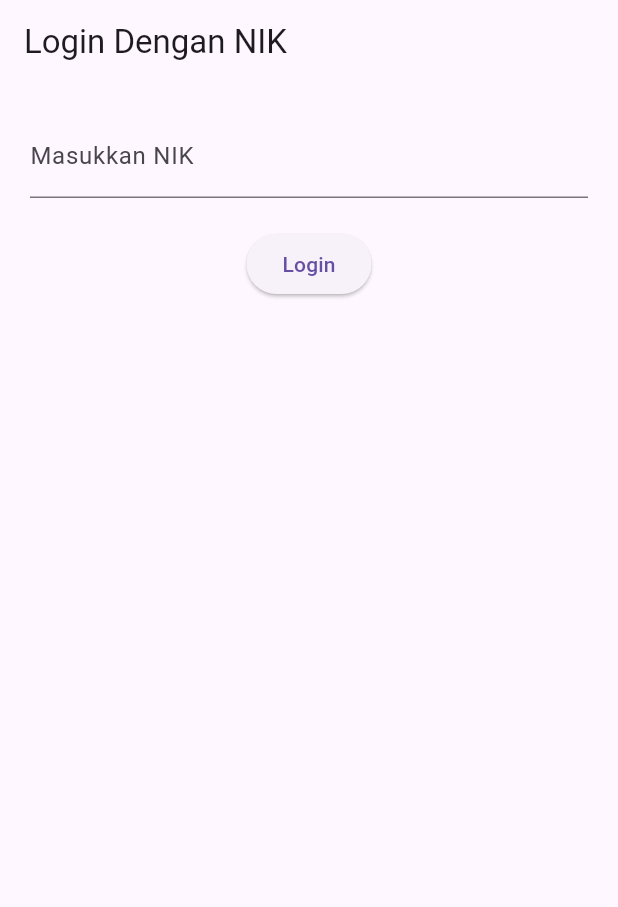
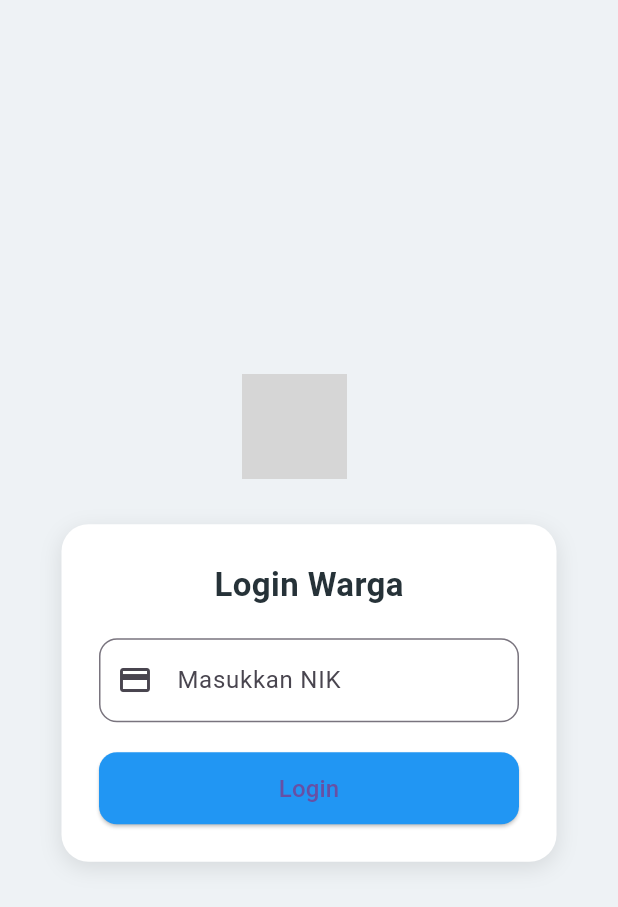
Before and after one commit to MDAE-hue/UAS5, a Flutter app: the screen it shows after launch, on a phone screen of 412 x 824 dp. Shown: the top 907 px of the screen. Run offline on Flutter 3.47's test engine with Material 3 defaults, Android fonts, the phone set to English and light mode, and no system bars; accounts and stored records are empty; grey boxes are pictures that could not be loaded.

```diff
--- a/frontend/lib/pages/login_page.dart
+++ b/frontend/lib/pages/login_page.dart
@@ -1,6 +1,6 @@
 import 'package:flutter/material.dart';
+import 'package:frontend/main_navigation.dart';
 import '../services/api.dart';
-import 'home_page.dart';
 
 class LoginScreen extends StatefulWidget {
   @override
@@ -18,16 +18,16 @@ class _LoginScreenState extends State<LoginScreen> {
 
     setState(() => loading = false);
 
-    if (res['success'] == true) {
+    if (res['status'] == true) {
       ApiService.token = res['data']['token'];
 
       Navigator.pushReplacement(
         context,
-        MaterialPageRoute(builder: (_) => HomeScreen()),
+        MaterialPageRoute(builder: (_) => MainNavigation()),
       );
     } else {
       ScaffoldMessenger.of(context).showSnackBar(
-        SnackBar(content: Text(res['message'])),
+        SnackBar(content: Text(res['message'] ?? "Login gagal")),
       );
     }
   }
@@ -35,22 +35,99 @@ class _LoginScreenState extends State<LoginScreen> {
   @override
   Widget build(BuildContext context) {
     return Scaffold(
-      appBar: AppBar(title: Text("Login Dengan NIK")),
-      body: Padding(
-        padding: EdgeInsets.all(20),
+      backgroundColor: Color(0xffeef2f5),
+      body: Center(
+        child: SingleChildScrollView(
           child: Column(
             children: [
+              // --- Logo  ---
+              Row(
+                mainAxisAlignment: MainAxisAlignment.center,
+                children: [
+                  Image.asset(
+                    'logo.png',
+                    width: 70,
+                  ),
+                  SizedBox(width: 20),
+                ],
+              ),
+
+              SizedBox(height: 30),
+
+              // --- Card Form Login ---
+              Container(
+                width: 330,
+                padding: EdgeInsets.all(25),
+                decoration: BoxDecoration(
+                  color: Colors.white,
+                  borderRadius: BorderRadius.circular(18),
+                  boxShadow: [
+                    BoxShadow(
+                      color: Colors.black.withOpacity(0.1),
+                      blurRadius: 12,
+                      offset: Offset(0, 4),
+                    ),
+                  ],
+                ),
+                child: Column(
+                  crossAxisAlignment: CrossAxisAlignment.center,
+                  children: [
+                    Text(
+                      "Login Warga",
+                      style: TextStyle(
+                        fontSize: 22,
+                        fontWeight: FontWeight.bold,
+                        color: Colors.blueGrey[900],
+                      ),
+                    ),
+
+                    SizedBox(height: 20),
+
                     TextField(
                       controller: nikController,
-              decoration: InputDecoration(labelText: "Masukkan NIK"),
+                      decoration: InputDecoration(
+                        labelText: "Masukkan NIK",
+                        border: OutlineInputBorder(
+                          borderRadius: BorderRadius.circular(12),
+                        ),
+                        prefixIcon: Icon(Icons.credit_card),
+                      ),
                       keyboardType: TextInputType.number,
                     ),
+
                     SizedBox(height: 20),
-            ElevatedButton(
-              child: loading ? CircularProgressIndicator() : Text("Login"),
+
+                    SizedBox(
+                      width: double.infinity,
+                      height: 48,
+                      child: ElevatedButton(
+                        style: ElevatedButton.styleFrom(
+                          backgroundColor: Colors.blue,
+                          shape: RoundedRectangleBorder(
+                            borderRadius: BorderRadius.circular(12),
+                          ),
+                        ),
+                        child: loading
+                            ? SizedBox(
+                                width: 22,
+                                height: 22,
+                                child: CircularProgressIndicator(
+                                  color: Colors.white,
+                                  strokeWidth: 2,
+                                ),
+                              )
+                            : Text(
+                                "Login",
+                                style: TextStyle(fontSize: 16),
+                              ),
                         onPressed: loading ? null : login,
                       ),
+                    ),
                   ],
+                ),
+              ),
+            ],
+          ),
         ),
       ),
     );
```
Also changed, not shown: frontend/lib/main_navigation.dart (added, +63 -0 lines), frontend/lib/pages/dashboard_page.dart (added, +13 -0 lines), frontend/lib/pages/home_page.dart (deleted, +0 -58 lines), frontend/lib/pages/log_page.dart (added, +13 -0 lines), frontend/lib/pages/setting_page.dart (added, +13 -0 lines), frontend/lib/pages/surat_setting_page.dart (added, +13 -0 lines), frontend/lib/pages/user_page.dart (added, +84 -0 lines), frontend/lib/services/api.dart (+78 -22 lines), frontend/pubspec.yaml (+3 -6 lines), frontend/lib/assets/logo.png (added), 5 other files. Lines whose indentation alone changed are shown as unchanged.
